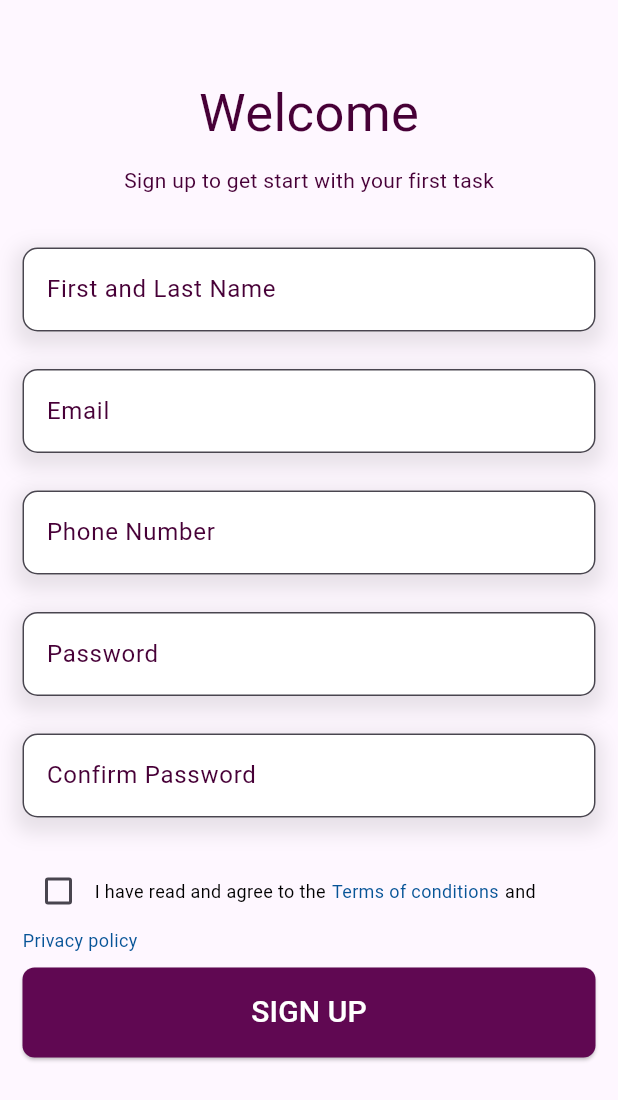
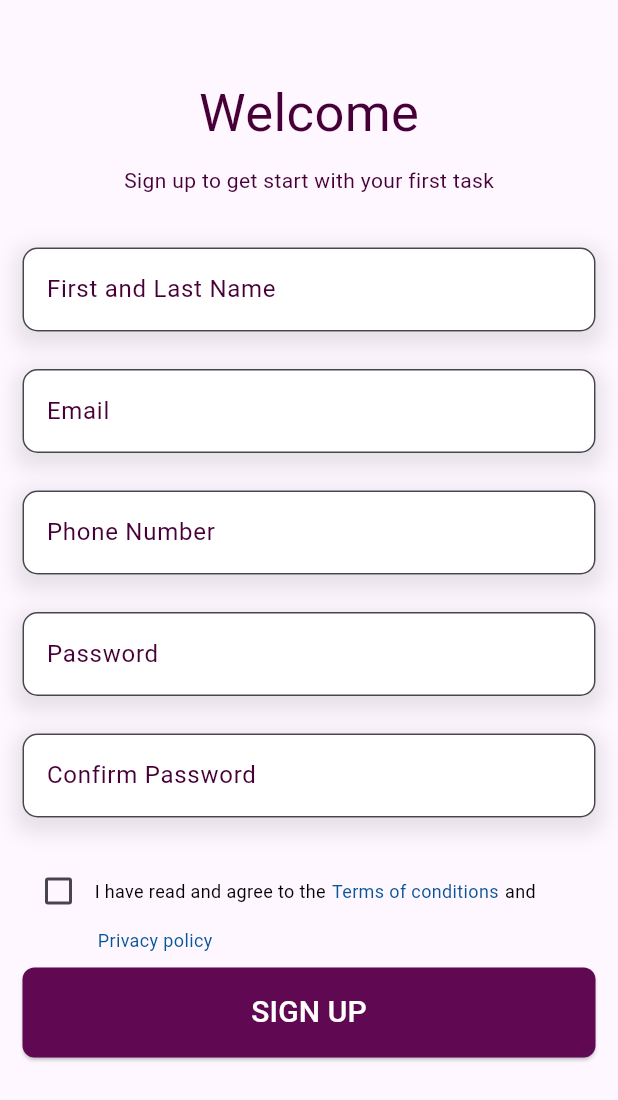
Before and after one commit to EverlastingBigFlo/flutter-connect-to-backend, a Flutter app: the screen it shows after launch, on a phone screen of 412 x 824 dp. Shown: the top 1100 px of the screen. Run offline on Flutter 3.47's test engine with Material 3 defaults, Android fonts, the phone set to English and light mode, and no system bars.

Commit message:
12 Mar 2024, 02:40

```diff
--- a/lib/registrationform.dart
+++ b/lib/registrationform.dart
@@ -2,6 +2,7 @@
 
 import 'package:connectingtobackend/components/my-text.dart';
 import 'package:flutter/material.dart';
+import 'package:flutter/widgets.dart';
 
 class MyForm extends StatefulWidget {
   const MyForm({super.key});
@@ -218,6 +219,7 @@ class _MyFormState extends State<MyForm> {
                             _agreeToTerms = !_agreeToTerms;
                           });
                         },
+                        // agreement text
                         child: Row(
                           children: [
                             Text(
@@ -256,23 +258,27 @@ class _MyFormState extends State<MyForm> {
                                     : null,
                               ),
                             ),
-                            SizedBox(width: 4),
                           ],
                         ),
                       ),
                     ),
                   ],
                 ),
-                Text(
+                Padding(
+                  padding: EdgeInsets.fromLTRB(50, 0, 0, 0),
+                  child: Text(
                     'Privacy policy',
                     style: TextStyle(
                       fontSize: 12,
                       color: _agreeToTerms
                           ? Colors.blue
                           : Color.fromARGB(255, 7, 84, 151),
-                    decoration: _agreeToTerms ? TextDecoration.underline : null,
+                      decoration:
+                          _agreeToTerms ? TextDecoration.underline : null,
                     ),
                   ),
+                ),
+
                 // sign up button
                 const SizedBox(height: 10),
                 ElevatedButton(
```
Lines whose indentation alone changed are shown as unchanged.
